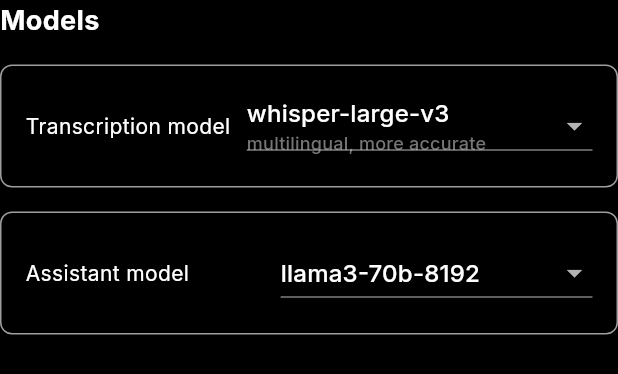
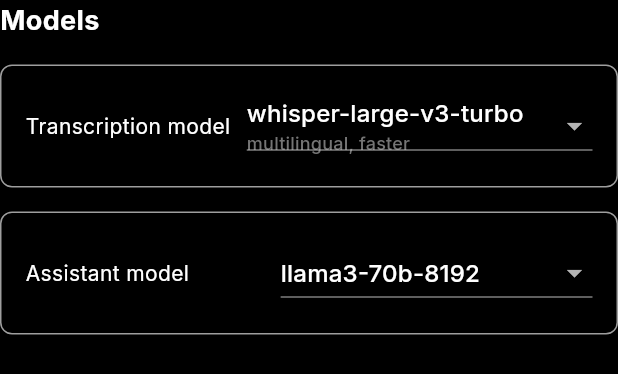
Before and after one commit to DevelopedByDev/autoquill_ai, a Flutter app: the ModelsSection widget shown alone on an empty page, opened directly, on a phone screen of 412 x 824 dp. Shown: the top 374 px of the screen. Run offline on Flutter 3.47's test engine with Material 3 defaults, Android fonts, the phone set to English and light mode, and no system bars; our stand-ins replace bot_toast, equatable, flutter_bloc, get_it, hive, hive_flutter and 1 more; missing offline and left inert: clipboard_watcher, hotkey_manager, keypress_simulator, pasteboard, record, screen_capturer and 1 more; accounts and stored records are empty; statements that could not run were skipped.

Commit message:
made whisper v3 large turbo default and made corresponding UI changes

```diff
--- a/lib/core/settings/settings_service.dart
+++ b/lib/core/settings/settings_service.dart
@@ -43,8 +43,8 @@ class SettingsService {
       _settingsBox.listenable(keys: [_assistantModelKey]);
 
   // Hotkeys listenable
-  ValueListenable<Box<dynamic>> get hotkeysListenable =>
-      _settingsBox.listenable(keys: [_transcriptionHotkeyKey, _assistantHotkeyKey]);
+  ValueListenable<Box<dynamic>> get hotkeysListenable => _settingsBox
+      .listenable(keys: [_transcriptionHotkeyKey, _assistantHotkeyKey]);
 
   // Get theme mode
   ThemeMode getThemeMode() {
@@ -70,7 +70,8 @@ class SettingsService {
 
   // Get transcription model
   String getTranscriptionModel() {
-    return _settingsBox.get(_transcriptionModelKey, defaultValue: 'whisper-large-v3') as String;
+    return _settingsBox.get(_transcriptionModelKey,
+        defaultValue: 'whisper-large-v3-turbo') as String;
   }
 
   // Set transcription model
@@ -80,7 +81,8 @@ class SettingsService {
 
   // Get assistant model
   String getAssistantModel() {
-    return _settingsBox.get(_assistantModelKey, defaultValue: 'llama3-70b-8192') as String;
+    return _settingsBox.get(_assistantModelKey, defaultValue: 'llama3-70b-8192')
+        as String;
   }
 
   // Set assistant model
--- a/lib/features/onboarding/presentation/bloc/onboarding_state.dart
+++ b/lib/features/onboarding/presentation/bloc/onboarding_state.dart
@@ -42,7 +42,7 @@ class OnboardingState extends Equatable {
     this.pushToTalkHotkey,
     this.themeMode = ThemeMode.system,
     this.autoCopyEnabled = true,
-    this.transcriptionModel = 'whisper-large-v3',
+    this.transcriptionModel = 'whisper-large-v3-turbo',
     this.assistantScreenshotEnabled = false,
     this.smartTranscriptionEnabled = false,
     this.permissionStatuses = const {},
--- a/lib/features/settings/presentation/bloc/settings_state.dart
+++ b/lib/features/settings/presentation/bloc/settings_state.dart
@@ -49,7 +49,7 @@ class SettingsState extends Equatable {
     this.recordingFor,
     this.currentRecordedHotkey,
     this.storedHotkeys = const {},
-    this.transcriptionModel = 'whisper-large-v3',
+    this.transcriptionModel = 'whisper-large-v3-turbo',
     this.assistantModel = 'llama3-70b-8192',
     this.themeMode = ThemeMode.dark,
     this.dictionary = const [],
--- a/lib/features/settings/presentation/widgets/models_section.dart
+++ b/lib/features/settings/presentation/widgets/models_section.dart
@@ -9,8 +9,7 @@ class ModelsSection extends StatelessWidget {
 
   @override
   Widget build(BuildContext context) {
-    return BlocBuilder<SettingsBloc, SettingsState>(
-      builder: (context, state) {
+    return BlocBuilder<SettingsBloc, SettingsState>(builder: (context, state) {
       return Column(
         crossAxisAlignment: CrossAxisAlignment.start,
         children: [
@@ -27,11 +26,11 @@ class ModelsSection extends StatelessWidget {
           _buildAssistantModelDropdown(context, state),
         ],
       );
-      }
-    );
+    });
   }
 
-  Widget _buildTranscriptionModelDropdown(BuildContext context, SettingsState state) {
+  Widget _buildTranscriptionModelDropdown(
+      BuildContext context, SettingsState state) {
     return Container(
       decoration: BoxDecoration(
         border: Border.all(color: Colors.grey),
@@ -54,14 +53,14 @@ class ModelsSection extends StatelessWidget {
               },
               items: [
                 DropdownMenuItem(
-                  value: 'whisper-large-v3',
+                  value: 'whisper-large-v3-turbo',
                   child: Column(
                     crossAxisAlignment: CrossAxisAlignment.start,
                     mainAxisSize: MainAxisSize.min,
                     children: [
-                      const Text('whisper-large-v3'),
+                      const Text('whisper-large-v3-turbo'),
                       Text(
-                        'multilingual, more accurate',
+                        'multilingual, faster',
                         style: TextStyle(
                           fontSize: 12,
                           color: Colors.grey[600],
@@ -71,14 +70,14 @@ class ModelsSection extends StatelessWidget {
                   ),
                 ),
                 DropdownMenuItem(
-                  value: 'whisper-large-v3-turbo',
+                  value: 'whisper-large-v3',
                   child: Column(
                     crossAxisAlignment: CrossAxisAlignment.start,
                     mainAxisSize: MainAxisSize.min,
                     children: [
-                      const Text('whisper-large-v3-turbo'),
+                      const Text('whisper-large-v3'),
                       Text(
-                        'multilingual, faster',
+                        'multilingual, more accurate',
                         style: TextStyle(
                           fontSize: 12,
                           color: Colors.grey[600],
@@ -112,7 +111,8 @@ class ModelsSection extends StatelessWidget {
     );
   }
 
-  Widget _buildAssistantModelDropdown(BuildContext context, SettingsState state) {
+  Widget _buildAssistantModelDropdown(
+      BuildContext context, SettingsState state) {
     return Container(
       decoration: BoxDecoration(
         border: Border.all(color: Colors.grey),
```
Also changed, not shown: lib/features/settings/presentation/widgets/transcription_models_section.dart (+45 -35 lines), lib/features/transcription/data/repositories/transcription_repository_impl.dart (+12 -6 lines). Lines whose indentation alone changed are shown as unchanged.
